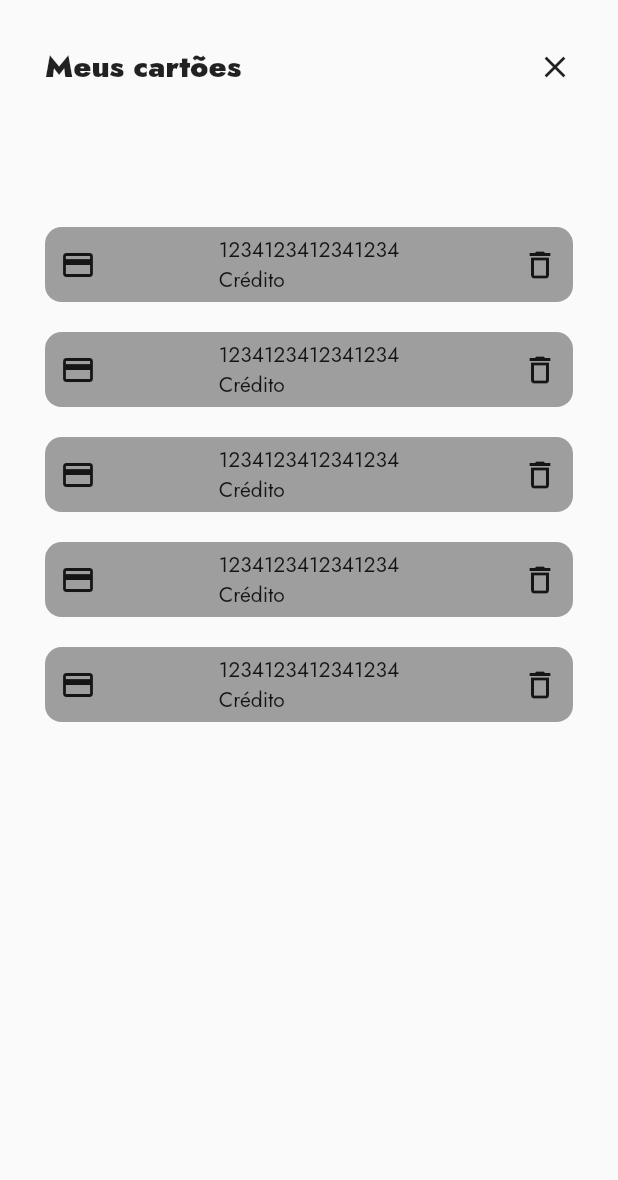
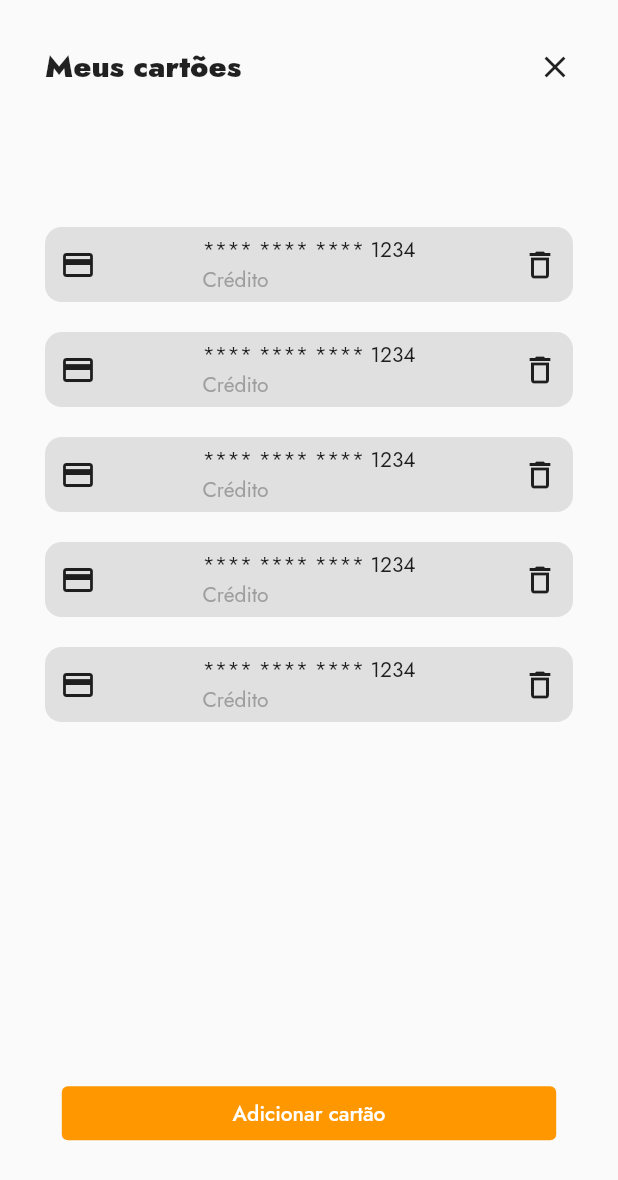
Before and after one commit to MatheusAGomes/dibs, a Flutter app: the ModalMeusCartoes widget shown alone on an empty page, opened directly, on a phone screen of 412 x 824 dp. Shown: the top 1180 px of the screen. Run offline on Flutter 3.47's test engine with Material 2 defaults, Android fonts, the phone set to English and light mode, and no system bars; drawn by our look-alikes of loader_overlay; our stand-ins replace animated_toggle_switch, dio, fluttertoast, google_fonts, jwt_decoder, pretty_dio_logger and 2 more; missing offline and left inert: validatorless; accounts and stored records are empty; generated files the repository leaves out were written again; project files that could hold a hidden picture were left out.

Commit message:
tela de meus cartoes

```diff
--- a/lib/private/mainScreen.dart
+++ b/lib/private/mainScreen.dart
@@ -70,6 +70,8 @@ class _MainScreenState extends State<MainScreen> {
                       case 'MeusCartões':
                         showModalBottomSheet<void>(
                           isScrollControlled: true,
+                          enableDrag: true,
+                          isDismissible: true,
                           context: context,
                           builder: (BuildContext context) {
                             return ModalMeusCartoes();
--- a/lib/public/auth/auth_screen.dart
+++ b/lib/public/auth/auth_screen.dart
@@ -37,8 +37,8 @@ class _AuthScreenState extends State<AuthScreen> {
           if (auth.estaAutenticado) {
             return SignInScreen();
           } else {
-            // return EstruturasScreen();
-            return MainEmpresa();
+            return EstruturasScreen();
+            // return MainEmpresa();
           }
         }
       },
--- a/lib/shared/functions/utils.dart
+++ b/lib/shared/functions/utils.dart
@@ -65,3 +65,21 @@ String getTextAfterLastSlash(String territorio) {
     return territorio;
   }
 }
+
+String substituirTresPrimeirosGruposPorAsteriscos(String numeros) {
+  if (numeros.length != 16) {
+    return "A string deve conter exatamente 16 dígitos.";
+  }
+
+  List<String> grupos = [];
+  for (int i = 0; i < 16; i += 4) {
+    if (i < 12) {
+      grupos.add('****');
+    } else {
+      String grupo = numeros.substring(i, i + 4);
+      grupos.add(grupo);
+    }
+  }
+
+  return grupos.join(' ');
+}
--- a/lib/widget/meuCartaoComponente.dart
+++ b/lib/widget/meuCartaoComponente.dart
@@ -16,7 +16,7 @@ class MeuCartaoComponente extends StatelessWidget {
     return InkWell(
       child: Container(
         decoration: BoxDecoration(
-            color: Colors.grey.shade500,
+            color: Colors.grey.shade300,
             borderRadius: BorderRadius.circular(11)),
         height: 50,
         child: Padding(
@@ -33,7 +33,10 @@ class MeuCartaoComponente extends StatelessWidget {
                     Text(numero!),
                   ],
                 ),
-                Text(tipo!)
+                Text(
+                  tipo!,
+                  style: TextStyle(color: Colors.grey.shade500),
+                )
               ],
             ),
             Icon(Icons.delete_outline_outlined)
--- a/lib/widget/modalMeusCartoes.dart
+++ b/lib/widget/modalMeusCartoes.dart
@@ -1,5 +1,6 @@
 import 'package:flutter/material.dart';
 
+import '../shared/functions/utils.dart';
 import '../shared/service/colorService.dart';
 import 'meuCartaoComponente.dart';
 
@@ -33,17 +34,33 @@ class ModalMeusCartoes extends StatelessWidget {
                 height: MediaQuery.of(context).size.height * 0.1,
               ),
               SizedBox(
-                height: MediaQuery.of(context).size.height,
+                height: MediaQuery.of(context).size.height * 0.7,
                 width: MediaQuery.of(context).size.width,
                 child: ListView.builder(
+                  physics: NeverScrollableScrollPhysics(),
                   itemCount: 5,
                   itemBuilder: (context, index) => Padding(
                     padding: const EdgeInsets.symmetric(vertical: 10),
                     child: MeuCartaoComponente(
-                        numero: "1234123412341234", tipo: "Crédito"),
+                        numero: substituirTresPrimeirosGruposPorAsteriscos(
+                            "1234123412341234"),
+                        tipo: "Crédito"),
                   ),
                 ),
-              )
+              ),
+              SizedBox(
+                width: MediaQuery.of(context).size.width * 0.8,
+                child: TextButton(
+                  style: ButtonStyle(
+                      backgroundColor:
+                          MaterialStateProperty.all(Colors.orange)),
+                  onPressed: () {},
+                  child: const Text(
+                    'Adicionar cartão',
+                    style: TextStyle(color: Colors.white),
+                  ),
+                ),
+              ),
             ],
           ),
         ),
```
